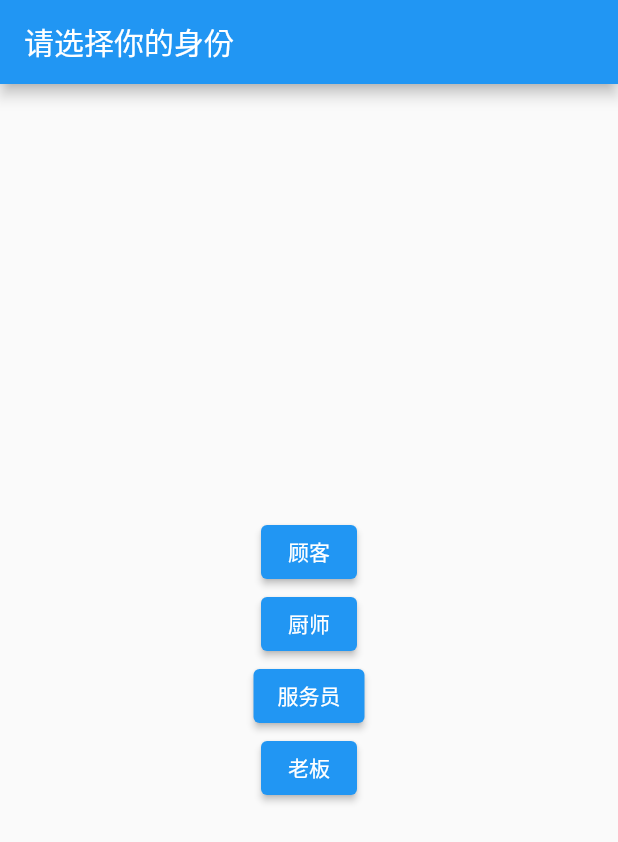
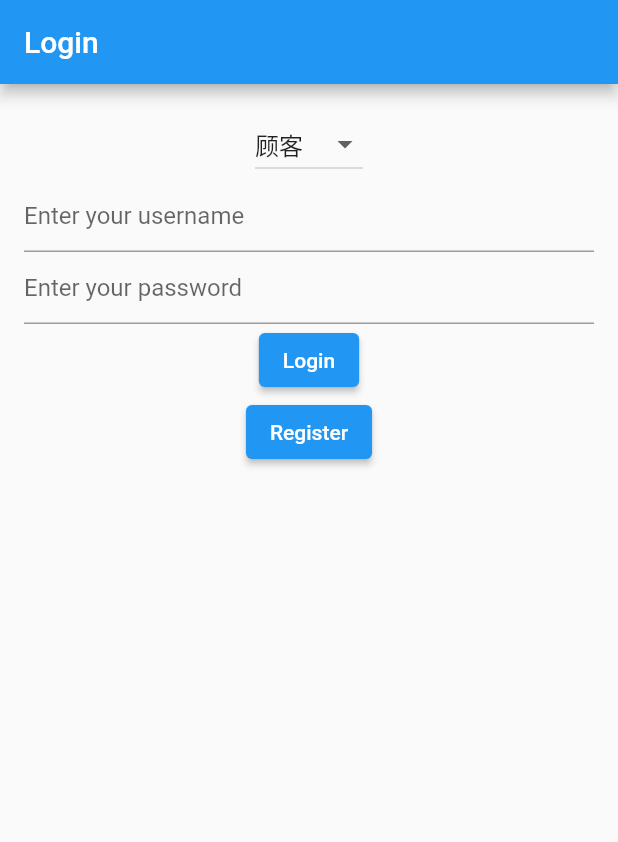
Before and after one commit to zhengbi-yong/RestaurantOrderingSystem, a Flutter app: the screen it shows after launch, on a phone screen of 412 x 824 dp. Shown: the top 842 px of the screen. Run offline on Flutter 3.47's test engine with Material 2 defaults, Android fonts, the phone set to English and light mode, and no system bars.

Commit message:
准备部署到docker中去，不过遇到了一些问题。

```diff
--- a/resordsys/lib/main.dart
+++ b/resordsys/lib/main.dart
@@ -1,5 +1,10 @@
 import 'package:flutter/material.dart';
-import 'pages/identity_page.dart';
+// import 'pages/identity_page.dart';
+import 'pages/login_page.dart';
+import 'pages/customer_page.dart';
+import 'pages/chef_page.dart';
+import 'pages/waiter_page.dart';
+import 'pages/boss_page.dart';
 
 void main() {
   runApp(ResOrdSys());
@@ -13,7 +18,15 @@ class ResOrdSys extends StatelessWidget {
       theme: ThemeData(
         primarySwatch: Colors.blue,
       ),
-      home: IdentityPage(),
+      initialRoute: '/login',
+      routes: {
+        '/': (context) => LoginPage(), // 设置根路由，此处为登录页
+        '/customer_page': (context) => CustomerPage(),
+        '/chef_page': (context) => ChefPage(),
+        '/waiter_page': (context) => WaiterPage(),
+        '/boss_page': (context) => BossPage(),
+        // 添加其他需要的命名路由
+      },
     );
   }
 }
--- /dev/null
+++ b/resordsys/lib/pages/login_page.dart
@@ -0,0 +1,125 @@
+import 'package:flutter/material.dart';
+import 'package:http/http.dart' as http;
+import 'dart:convert';
+import 'register_page.dart'; // 需要导入新的register_page
+
+class LoginPage extends StatefulWidget {
+  @override
+  _LoginPageState createState() => _LoginPageState();
+}
+
+class _LoginPageState extends State<LoginPage> {
+  final _usernameController = TextEditingController();
+  final _passwordController = TextEditingController();
+  String dropdownValue = '顾客';
+
+  Future<void> login(String username, String password) async {
+    final response = await http.post(
+      Uri.parse('http://localhost:5000/login'),
+      headers: <String, String>{
+        'Content-Type': 'application/json; charset=UTF-8',
+      },
+      body: jsonEncode(<String, String>{
+        'username': username,
+        'password': password,
+      }),
+    );
+
+    if (response.statusCode == 200) {
+      // 登录成功的操作
+      String identity = dropdownValue;
+      switch (identity) {
+        case '顾客':
+          Navigator.pushNamed(context, '/customer_page');
+          break;
+        case '厨师':
+          Navigator.pushNamed(context, '/chef_page');
+          break;
+        case '服务员':
+          Navigator.pushNamed(context, '/waiter_page');
+          break;
+        case '老板':
+          Navigator.pushNamed(context, '/boss_page');
+          break;
+        default:
+          // 处理未知身份的情况，例如显示错误消息或其他操作
+          break;
+      }
+    } else {
+      // 登录失败的操作
+      showDialog(
+        context: context,
+        builder: (context) => AlertDialog(
+          title: Text('Login Failed'),
+          content: Text('Failed to login.'),
+          actions: [
+            TextButton(
+              onPressed: () {
+                // 添加您想要的操作，如重试登录
+              },
+              child: Text('OK'),
+            ),
+          ],
+        ),
+      );
+    }
+  }
+
+  @override
+  Widget build(BuildContext context) {
+    return Scaffold(
+      appBar: AppBar(
+        title: Text('Login'),
+      ),
+      body: Padding(
+        padding: EdgeInsets.all(16.0),
+        child: Column(
+          children: <Widget>[
+            DropdownButton<String>(
+              value: dropdownValue,
+              onChanged: (String? newValue) {
+                if (newValue != null) {
+                  setState(() {
+                    dropdownValue = newValue;
+                  });
+                }
+              },
+              items: <String>['顾客', '厨师', '服务员', '老板']
+                  .map<DropdownMenuItem<String>>((String value) {
+                return DropdownMenuItem<String>(
+                  value: value,
+                  child: Text(value),
+                );
+              }).toList(),
+            ),
+            TextField(
+              controller: _usernameController,
+              decoration: InputDecoration(hintText: 'Enter your username'),
+            ),
+            TextField(
+              controller: _passwordController,
+              decoration: InputDecoration(hintText: 'Enter your password'),
+              obscureText: true,
+            ),
+            ElevatedButton(
+              onPressed: () {
+                login(_usernameController.text, _passwordController.text);
+              },
+              child: Text('Login'),
+            ),
+            ElevatedButton(
+              onPressed: () {
+                Navigator.push(
+                  context,
+                  MaterialPageRoute(
+                      builder: (context) => RegisterPage()), // 点击注册按钮跳转到注册页面
+                );
+              },
+              child: Text('Register'),
+            ),
+          ],
+        ),
+      ),
+    );
+  }
+}
```
Also changed, not shown: resordsys/lib/pages/register_page.dart (added, +112 -0 lines), 4 other files.
